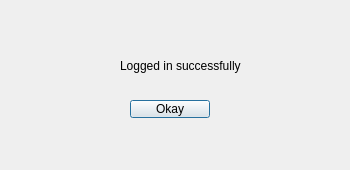
The window that loginsuccessful.ui (prazzx/Kakshya) describes before a commit, drawn with Qt 5.
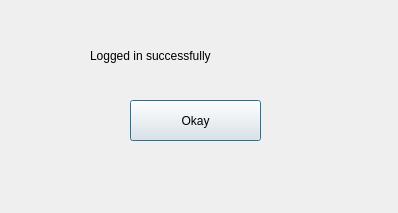
The same window after the commit.

```diff
--- a/loginsuccessful.ui
+++ b/loginsuccessful.ui
@@ -6,8 +6,8 @@
    <rect>
     <x>0</x>
     <y>0</y>
-    <width>350</width>
-    <height>170</height>
+    <width>398</width>
+    <height>213</height>
    </rect>
   </property>
   <property name="windowTitle">
@@ -16,10 +16,10 @@
   <widget class="QLabel" name="labelLogin">
    <property name="geometry">
     <rect>
-     <x>120</x>
-     <y>40</y>
-     <width>151</width>
-     <height>51</height>
+     <x>90</x>
+     <y>20</y>
+     <width>251</width>
+     <height>71</height>
     </rect>
    </property>
    <property name="text">
@@ -31,8 +31,8 @@
     <rect>
      <x>130</x>
      <y>100</y>
-     <width>80</width>
-     <height>18</height>
+     <width>131</width>
+     <height>41</height>
     </rect>
    </property>
    <property name="text">
```
Left out of the diff: 3 changed lines with no effect on the pictures.
